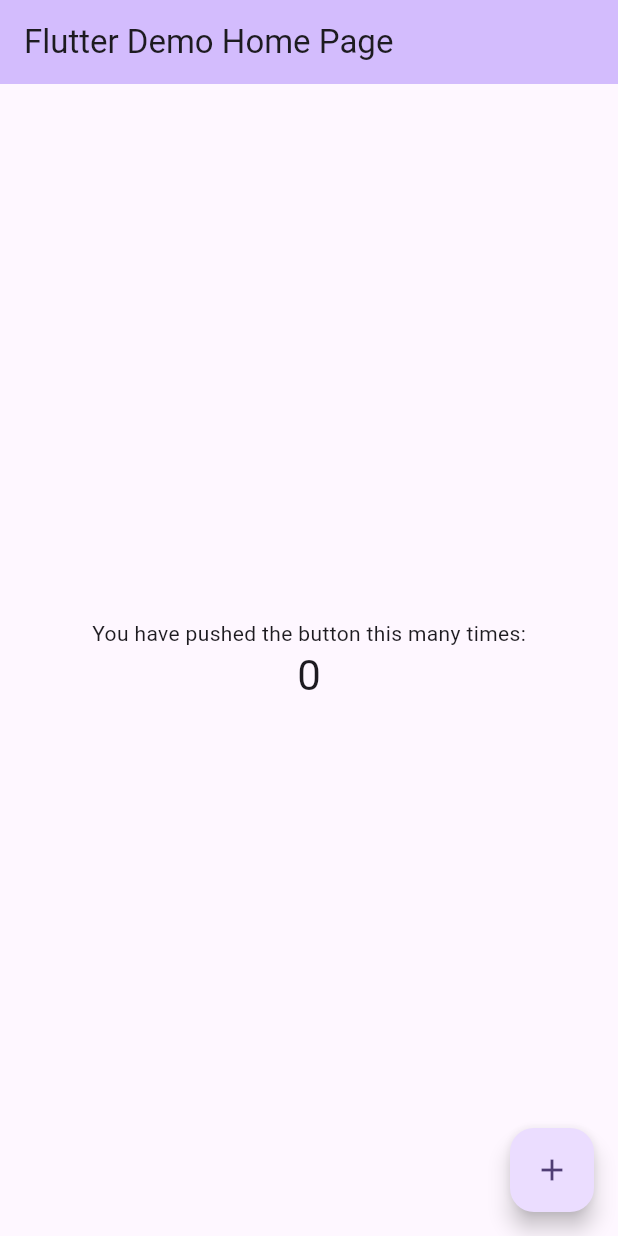
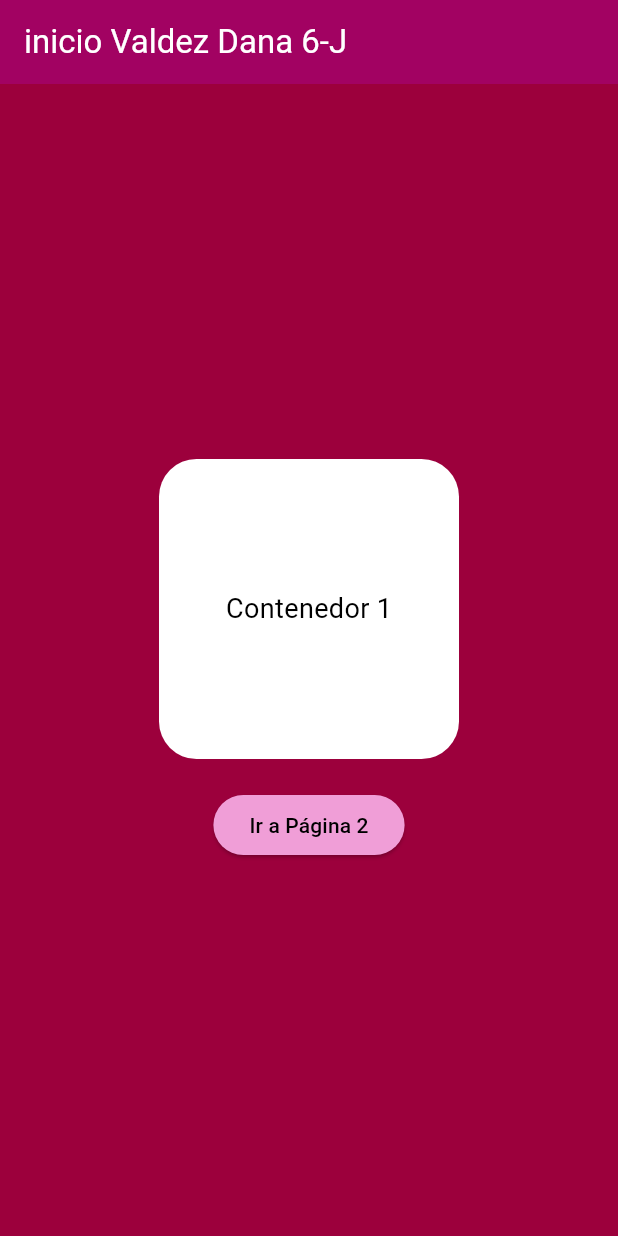
Before and after one commit to a23308051281165-debug/Act12-Dana, a Flutter app: the screen it shows after launch, on a phone screen of 412 x 824 dp. Run offline on Flutter 3.47's test engine with Material 3 defaults, Android fonts, the phone set to English and light mode, and no system bars.

Commit message:
Act 12 Dana

```diff
--- a/lib/main.dart
+++ b/lib/main.dart
@@ -1,122 +1,28 @@
 import 'package:flutter/material.dart';
+import 'package:myapp/paginas/Pagina1.dart';
+import 'package:myapp/paginas/Pagina2.dart';
+import 'package:myapp/paginas/Pagina3.dart';
 
 void main() {
-  runApp(const MyApp());
+  runApp(const MiAppValdez());
 }
 
-class MyApp extends StatelessWidget {
-  const MyApp({super.key});
+class MiAppValdez extends StatelessWidget {
+  const MiAppValdez({super.key});
 
-  // This widget is the root of your application.
   @override
   Widget build(BuildContext context) {
     return MaterialApp(
-      title: 'Flutter Demo',
-      theme: ThemeData(
-        // This is the theme of your application.
-        //
-        // TRY THIS: Try running your application with "flutter run". You'll see
-        // the application has a purple toolbar. Then, without quitting the app,
-        // try changing the seedColor in the colorScheme below to Colors.green
-        // and then invoke "hot reload" (save your changes or press the "hot
-        // reload" button in a Flutter-supported IDE, or press "r" if you used
-        // the command line to start the app).
-        //
-        // Notice that the counter didn't reset back to zero; the application
-        // state is not lost during the reload. To reset the state, use hot
-        // restart instead.
-        //
-        // This works for code too, not just values: Most code changes can be
-        // tested with just a hot reload.
-        colorScheme: ColorScheme.fromSeed(seedColor: Colors.deepPurple),
-      ),
-      home: const MyHomePage(title: 'Flutter Demo Home Page'),
+      debugShowCheckedModeBanner: false,
+      title: 'Navegación Valdez',
+      // Definimos la ruta inicial
+      initialRoute: '/',
+      // Mapa de rutas nombradas
+      routes: {
+        '/': (context) => const Pagina1(),
+        '/segunda': (context) => const Pagina2(),
+        '/tercera': (context) => const Pagina3(),
+      },
     );
   }
 }
-
-class MyHomePage extends StatefulWidget {
-  const MyHomePage({super.key, required this.title});
-
-  // This widget is the home page of your application. It is stateful, meaning
-  // that it has a State object (defined below) that contains fields that affect
-  // how it looks.
-
-  // This class is the configuration for the state. It holds the values (in this
-  // case the title) provided by the parent (in this case the App widget) and
-  // used by the build method of the State. Fields in a Widget subclass are
-  // always marked "final".
-
-  final String title;
-
-  @override
-  State<MyHomePage> createState() => _MyHomePageState();
-}
-
-class _MyHomePageState extends State<MyHomePage> {
-  int _counter = 0;
-
-  void _incrementCounter() {
-    setState(() {
-      // This call to setState tells the Flutter framework that something has
-      // changed in this State, which causes it to rerun the build method below
-      // so that the display can reflect the updated values. If we changed
-      // _counter without calling setState(), then the build method would not be
-      // called again, and so nothing would appear to happen.
-      _counter++;
-    });
-  }
-
-  @override
-  Widget build(BuildContext context) {
-    // This method is rerun every time setState is called, for instance as done
-    // by the _incrementCounter method above.
-    //
-    // The Flutter framework has been optimized to make rerunning build methods
-    // fast, so that you can just rebuild anything that needs updating rather
-    // than having to individually change instances of widgets.
-    return Scaffold(
-      appBar: AppBar(
-        // TRY THIS: Try changing the color here to a specific color (to
-        // Colors.amber, perhaps?) and trigger a hot reload to see the AppBar
-        // change color while the other colors stay the same.
-        backgroundColor: Theme.of(context).colorScheme.inversePrimary,
-        // Here we take the value from the MyHomePage object that was created by
-        // the App.build method, and use it to set our appbar title.
-        title: Text(widget.title),
-      ),
-      body: Center(
-        // Center is a layout widget. It takes a single child and positions it
-        // in the middle of the parent.
-        child: Column(
-          // Column is also a layout widget. It takes a list of children and
-          // arranges them vertically. By default, it sizes itself to fit its
-          // children horizontally, and tries to be as tall as its parent.
-          //
-          // Column has various properties to control how it sizes itself and
-          // how it positions its children. Here we use mainAxisAlignment to
-          // center the children vertically; the main axis here is the vertical
-          // axis because Columns are vertical (the cross axis would be
-          // horizontal).
-          //
-          // TRY THIS: Invoke "debug painting" (choose the "Toggle Debug Paint"
-          // action in the IDE, or press "p" in the console), to see the
-          // wireframe for each widget.
-          mainAxisAlignment: MainAxisAlignment.center,
-          children: <Widget>[
-            const Text('You have pushed the button this many times:'),
-            Text(
-              '$_counter',
-              style: Theme.of(context).textTheme.headlineMedium,
-            ),
-          ],
-        ),
-      ),
-      floatingActionButton: FloatingActionButton(
-        onPressed: _incrementCounter,
-        tooltip: 'Increment',
-        child: const Icon(Icons.add),
-      ), // This trailing comma makes auto-formatting nicer for build methods.
-    );
-  }
-}
--- /dev/null
+++ b/lib/paginas/Pagina1.dart
@@ -0,0 +1,52 @@
+import 'package:flutter/material.dart';
+// --- PAGINA 1 ---
+class Pagina1 extends StatelessWidget {
+  const Pagina1({super.key});
+
+  @override
+  Widget build(BuildContext context) {
+    return Scaffold(
+      backgroundColor: const Color.fromARGB(255, 156, 0, 60), // Azul Rey
+      appBar: AppBar(
+        title: const Text(
+          "inicio Valdez Dana 6-J",
+          style: TextStyle(color: Color.fromARGB(255, 255, 255, 255)),
+        ),
+        backgroundColor: Color.fromARGB(137, 167, 3, 131),
+        iconTheme: const IconThemeData(color: Colors.white),
+      ),
+      body: Center(
+        child: Column(
+          mainAxisAlignment: MainAxisAlignment.center,
+          children: [
+            Container(
+              width: 200,
+              height: 200,
+              decoration: BoxDecoration(
+                color: Colors.white,
+                borderRadius: BorderRadius.circular(25),
+              ),
+              child: const Center(
+                child: Text(
+                  "Contenedor 1",
+                  style: TextStyle(color: Colors.black, fontSize: 18),
+                ),
+              ),
+            ),
+            const SizedBox(height: 20),
+            ElevatedButton(
+              style: ElevatedButton.styleFrom(
+                backgroundColor: const Color.fromARGB(255, 240, 158, 215),
+              ),
+              onPressed: () => Navigator.pushNamed(context, '/segunda'),
+              child: const Text(
+                "Ir a Página 2",
+                style: TextStyle(color: Colors.black),
+              ),
+            ),
+          ],
+        ),
+      ),
+    );
+  }
+}
```
Also changed, not shown: lib/paginas/Pagina2.dart (added, +37 -0 lines), lib/paginas/Pagina3.dart (added, +25 -0 lines), image-1.png (added), image-2.png (added), image-3.png (added), image-4.png (added), image-5.png (added), image.png (added), 1 other file.
